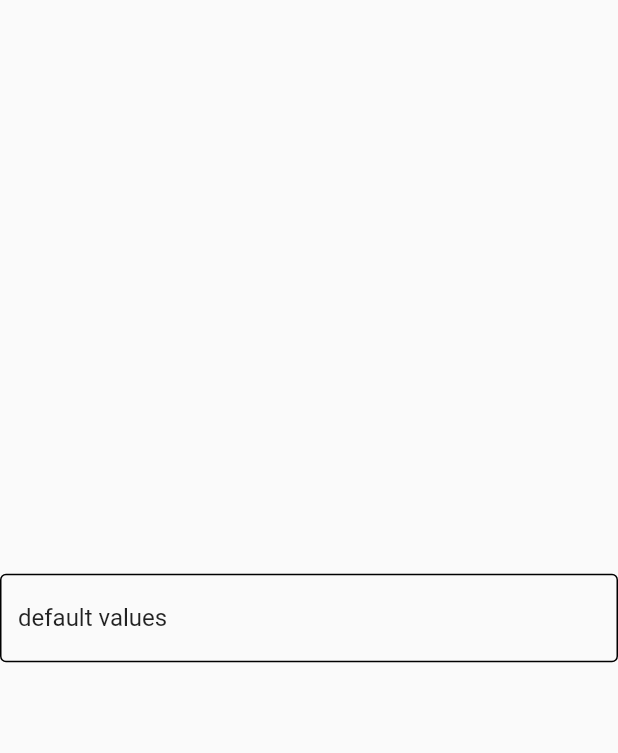
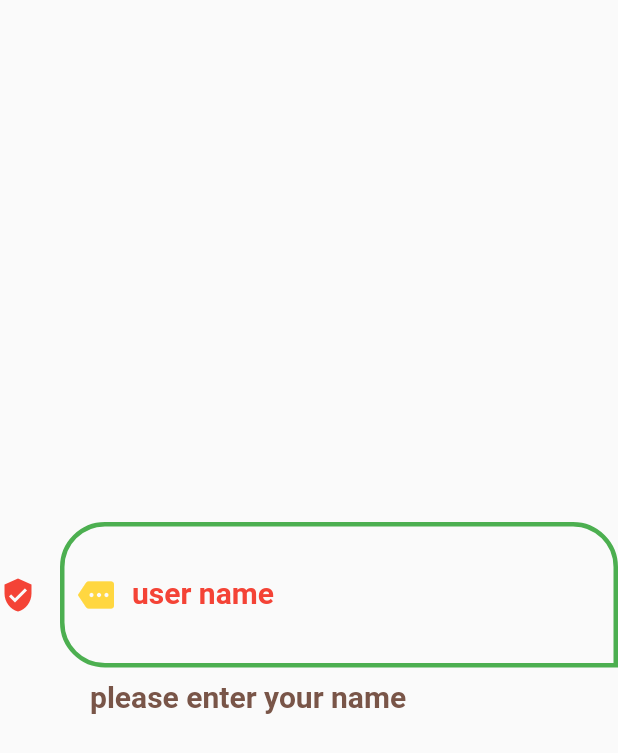
Before and after one commit to rakshithjodukallu/app_tutorial, a Flutter app: the screen it shows after launch, on a phone screen of 412 x 824 dp. Shown: the top 753 px of the screen. Run offline on Flutter 3.47's test engine with Material 2 defaults, Android fonts, the phone set to English and light mode, and no system bars.

Commit message:
textfield completed

```diff
--- a/lib/pages/textfieldwidget.dart
+++ b/lib/pages/textfieldwidget.dart
@@ -9,7 +9,7 @@ class TextFieldWidget extends StatelessWidget {
         body: Container(
           child: Center(
             child: TextField(
-              keyboardType: TextInputType.text,
+              keyboardType: TextInputType.multiline,
               onChanged: (String textValue) {
                 print("output: " + textValue);
               },
@@ -17,9 +17,65 @@ class TextFieldWidget extends StatelessWidget {
                 print("tapped");
               },
               enabled: true,
-              controller: TextEditingController(text: "default values"),
+              maxLines: 3,
+              // controller: TextEditingController(text: "default values"),
               decoration: InputDecoration(
-                enabledBorder: OutlineInputBorder(),
+                enabledBorder: OutlineInputBorder(
+                  borderSide: BorderSide(color: Colors.green, width: 3),
+                  // borderRadius: BorderRadius.circular(20),
+                  borderRadius: BorderRadius.only(
+                      topLeft: Radius.circular(30),
+                      topRight: Radius.circular(30),
+                      bottomLeft: Radius.circular(30)),
+                ),
+                disabledBorder: OutlineInputBorder(
+                  borderSide: BorderSide(color: Colors.red, width: 3),
+                  // borderRadius: BorderRadius.circular(20),
+                  borderRadius: BorderRadius.only(
+                      topLeft: Radius.circular(30),
+                      topRight: Radius.circular(30),
+                      bottomLeft: Radius.circular(30)),
+                ),
+                focusedBorder: OutlineInputBorder(
+                  borderSide: BorderSide(color: Colors.blue, width: 3),
+                  // borderRadius: BorderRadius.circular(20),
+                  borderRadius: BorderRadius.only(
+                      topLeft: Radius.circular(30),
+                      topRight: Radius.circular(30),
+                      bottomLeft: Radius.circular(30),
+                      bottomRight: Radius.circular(30)),
+                ),
+                icon: Icon(
+                  Icons.verified_user,
+                  color: Colors.red,
+                ),
+                // suffixText: "Ok",
+                prefixIcon: Icon(
+                  Icons.more,
+                  color: Colors.amberAccent,
+                ),
+                contentPadding: EdgeInsets.all(20),
+                labelText: "user name",
+                labelStyle: TextStyle(
+                    color: Colors.red,
+                    fontSize: 20,
+                    fontWeight: FontWeight.bold),
+                hintText: "Username",
+                hintStyle: TextStyle(
+                    color: Colors.pink,
+                    fontSize: 20,
+                    fontWeight: FontWeight.bold),
+                helperText: "please enter your name",
+                helperStyle: TextStyle(
+                    color: Colors.brown,
+                    fontSize: 20,
+                    fontWeight: FontWeight.bold),
+
+                // suffix: RaisedButton(
+                //   onPressed: () {},
+                //   color: Colors.amber,
+                //   child: Text("ok"),
+                // ),
               ),
             ),
           ),
```
